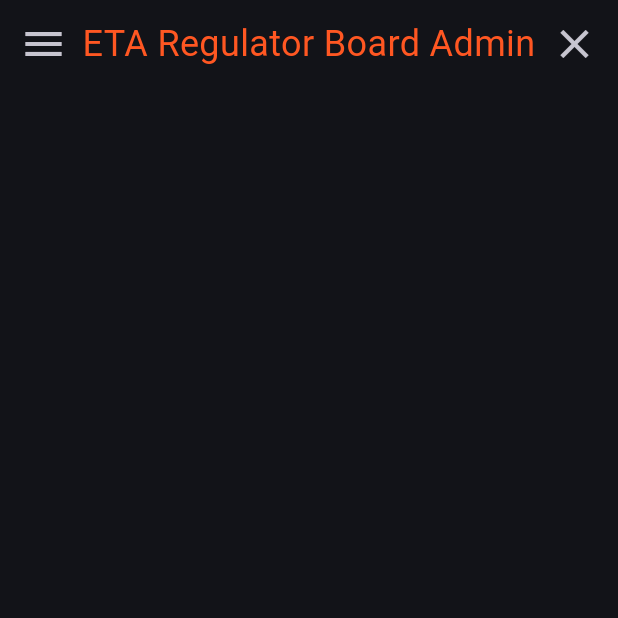
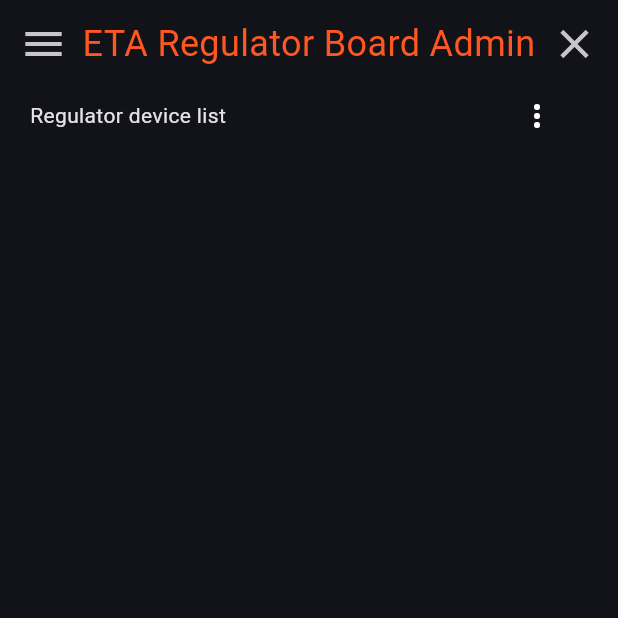
Before and after one commit to leontev-vyacheslav/eta-regulator-board-admin-toolbox, a Flutter app: the screen it shows after launch, on a phone screen of 412 x 824 dp, the top half of it. Run offline on Flutter 3.47's test engine with Material 3 defaults, Android fonts, the phone set to English and light mode, and no system bars; our stand-ins replace file_picker, mask_text_input_formatter, qr_flutter, shared_preferences; missing offline and left inert: window_manager.

Commit message:
fix: device list state up to page

```diff
--- a/lib/components/app_drawer/app_drawer.dart
+++ b/lib/components/app_drawer/app_drawer.dart
@@ -141,7 +141,7 @@ class AppDrawer extends Drawer {
                   },
                   child: const Text(AppStrings.buttonCancel))
             ],
-            content: const SizedBox(width: 480, child: Text(AppStrings.appTitle)),
+            content: const SizedBox(width: 480, child: Text(AppStrings.confirmAppExit)),
           );
         });
   }
--- a/lib/components/regulator_device_list/regulator_device_list.dart
+++ b/lib/components/regulator_device_list/regulator_device_list.dart
@@ -1,44 +1,24 @@
 import 'package:flutter/material.dart';
 import 'package:flutter_test_app/components/regulator_device_list/regulator_device_list_tile/regulator_device_list_tile.dart';
-import 'package:flutter_test_app/data_access/regulator_device_repository.dart';
 import 'package:flutter_test_app/models/regulator_device_model.dart';
 
 class RegulatorDeviceList extends StatefulWidget {
-  const RegulatorDeviceList({super.key});
+  final List<RegulatorDeviceModel> devices;
+  final UpdateCallbackFunction? updateCallback;
+
+  const RegulatorDeviceList({super.key, required this.devices, this.updateCallback});
 
   @override
   State<StatefulWidget> createState() => _RegulatorDeviceListState();
 }
 
 class _RegulatorDeviceListState extends State<RegulatorDeviceList> {
-  List<RegulatorDeviceModel> _devices = List.empty(growable: true);
-
-  @override
-  void initState() {
-    _devices = RegulatorDeviceRepository(context).getList();
-
-    super.initState();
-  }
-
-  void update(RegulatorDeviceModel? device) async {
-    var repository = RegulatorDeviceRepository(context);
-    if (device != null) {
-      await repository.update(device);
-    }
-
-    setState(() {
-      if (device != null) {
-        _devices = repository.getList();
-      }
-    });
-  }
-
   List<ListTile> _getListItems(BuildContext context) {
-    return _devices
+    return widget.devices
         .map((device) => RegulatorDeviceListTile(
               context: context,
               device: device,
-              updateCallback: update,
+              updateCallback: widget.updateCallback,
             ))
         .toList();
   }
--- a/lib/components/regulator_device_list/regulator_device_list_tile/regulator_device_list_tile_menu.dart
+++ b/lib/components/regulator_device_list/regulator_device_list_tile/regulator_device_list_tile_menu.dart
@@ -94,8 +94,7 @@ class RegulatorDeviceListTileMenu extends StatelessWidget {
           );
         });
 
-    if (dialogResult?.result == ModalResults.ok) {
-
+    if (dialogResult?.result == ModalResults.ok && updateCallback != null) {
       updateCallback!(device);
     }
   }
--- a/lib/constants/app_strings.dart
+++ b/lib/constants/app_strings.dart
@@ -21,6 +21,8 @@ class AppStrings {
 
   static const menuExit = 'Exit';
 
+  static const menuAddDevice = 'Add device';
+
   static const menuEditDevice = 'Edit device';
 
   static const menuQRCodeId = 'Device ID QR-code';
--- a/lib/dialogs/regulator_device_dialog/regulator_device_dialog_form.dart
+++ b/lib/dialogs/regulator_device_dialog/regulator_device_dialog_form.dart
@@ -21,7 +21,6 @@ class RegulatorDeviceDialogForm extends Form {
                 }
               },
               readOnly: device != null,
-              onChanged: (value) {},
               decoration: InputDecoration(
                   border: const OutlineInputBorder(),
                   labelText: 'Id',
--- a/lib/main.dart
+++ b/lib/main.dart
@@ -9,7 +9,7 @@ void main() async {
   await windowManager.ensureInitialized();
 
   WindowOptions windowOptions = const WindowOptions(
-    size: Size(1024, 800),
+    size: Size(800, 600),
     center: true,
     backgroundColor: Colors.transparent,
     skipTaskbar: false,
--- a/lib/pages/home_page.dart
+++ b/lib/pages/home_page.dart
@@ -2,6 +2,11 @@ import 'package:flutter/material.dart';
 import 'package:flutter_test_app/components/app_title_bar.dart';
 import 'package:flutter_test_app/components/app_drawer/app_drawer.dart';
 import 'package:flutter_test_app/components/regulator_device_list/regulator_device_list.dart';
+import 'package:flutter_test_app/constants/app_strings.dart';
+import 'package:flutter_test_app/data_access/regulator_device_repository.dart';
+import 'package:flutter_test_app/dialogs/regulator_device_dialog/regulator_device_dialog.dart';
+import 'package:flutter_test_app/models/dialog_result.dart';
+import 'package:flutter_test_app/models/regulator_device_model.dart';
 
 class HomePage extends StatefulWidget {
   const HomePage({super.key, required this.title});
@@ -15,6 +20,28 @@ class HomePage extends StatefulWidget {
 class _HomePageState extends State<HomePage> {
   final GlobalKey<ScaffoldState> _scaffoldKey = GlobalKey<ScaffoldState>();
 
+  List<RegulatorDeviceModel> _devices = List.empty(growable: true);
+
+  void update(RegulatorDeviceModel? device) async {
+    var repository = RegulatorDeviceRepository(context);
+    if (device != null) {
+      await repository.update(device);
+    }
+
+    setState(() {
+      if (device != null) {
+        _devices = repository.getList();
+      }
+    });
+  }
+
+  @override
+  void initState() {
+    _devices = RegulatorDeviceRepository(context).getList();
+
+    super.initState();
+  }
+
   @override
   Widget build(BuildContext context) {
     return Scaffold(
@@ -23,7 +50,54 @@ class _HomePageState extends State<HomePage> {
       body: Padding(
           padding: const EdgeInsets.all(5),
           child: Column(
-            children: [AppTitleBar(scaffoldKey: _scaffoldKey), const RegulatorDeviceList()],
+            children: [
+              AppTitleBar(scaffoldKey: _scaffoldKey),
+              Padding(
+                padding: const EdgeInsets.fromLTRB(15, 0, 25, 0),
+                child: Row(
+                  children: [
+                    const Expanded(
+                        child: Text(
+                      'Regulator device list',
+                    )),
+                    PopupMenuButton(
+                      itemBuilder: (context) {
+                        return [
+                          PopupMenuItem(
+                            onTap: () async {
+                              var dialogResult = await showDialog<DialogResult>(
+                                  context: context,
+                                  builder: (BuildContext context) {
+                                    return RegulatorDeviceDialog(
+                                      context: context,
+                                      titleText: AppStrings.dialogTitleEditDevice,
+                                      device: null,
+                                    );
+                                  });
+
+                                  if (dialogResult!.result == ModalResults.ok) {
+
+                                  }
+                            },
+                            child: const Row(children: [
+                              Icon(Icons.add),
+                              SizedBox(
+                                width: 10,
+                              ),
+                              Text(AppStrings.menuAddDevice)
+                            ]),
+                          ),
+                        ];
+                      },
+                    )
+                  ],
+                ),
+              ),
+              RegulatorDeviceList(
+                devices: _devices,
+                updateCallback: update,
+              )
+            ],
           )),
     );
   }
```
